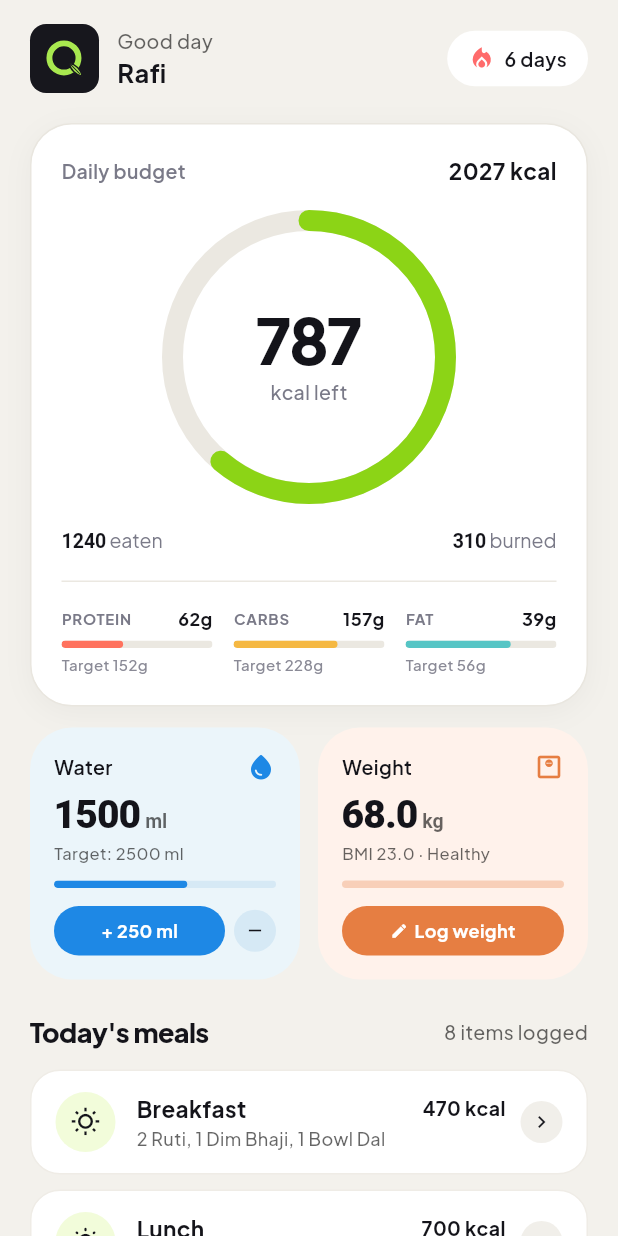
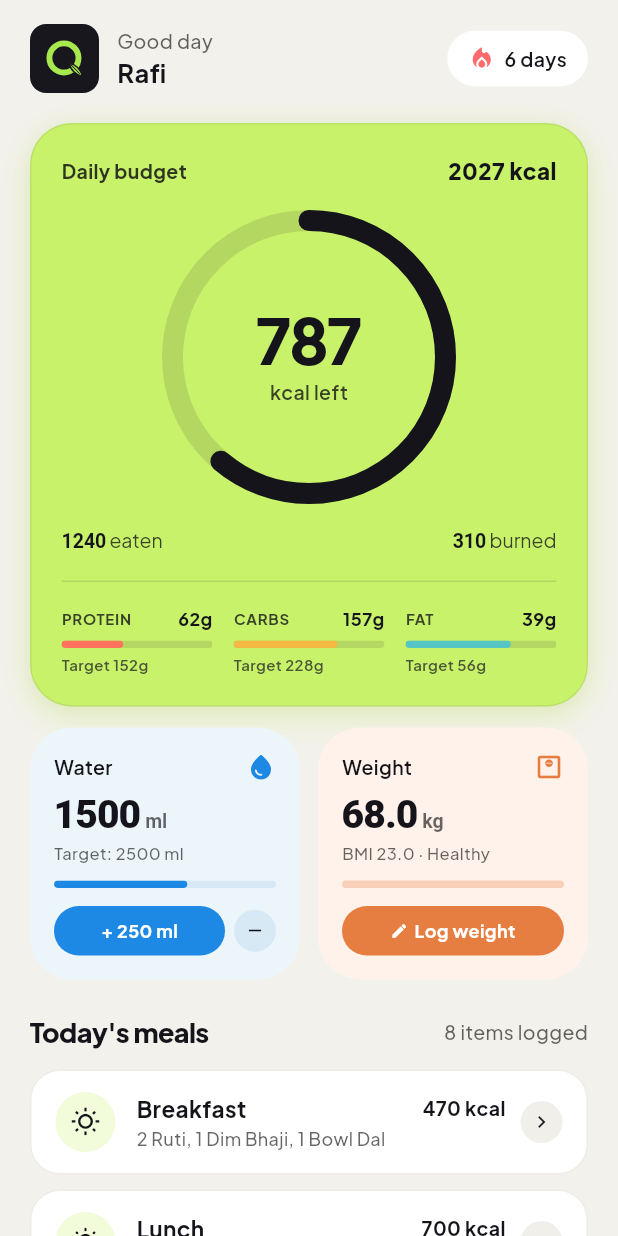
Before and after one commit to shaddhow/Caloriq, a Flutter app: the HomeScreen screen opened directly, after a tap on "+ 250 ml", on a phone screen of 412 x 824 dp. Run offline on Flutter 3.47's test engine with Material 3 defaults, Android fonts, the phone set to English and light mode, and no system bars; our stand-ins replace firebase_auth, firebase_core, fl_chart, google_fonts, shared_preferences; accounts and stored records are empty.

Commit message:
feat(home): apply vibrant lime hero card style and replace sparkle icon with restaurant badge in eat next card

```diff
--- a/lib/screens/home_screen.dart
+++ b/lib/screens/home_screen.dart
@@ -100,23 +100,31 @@ class HomeScreen extends StatelessWidget {
               ),
               const SizedBox(height: 20),
 
-              // 2. HERO CARD (Calorie Ring + 3 Macro Progress Bars)
+              // 2. VIBRANT HERO CARD (Daily Budget - Tiya Lime Accent in Light Mode)
               Container(
                 width: double.infinity,
                 padding: const EdgeInsets.all(20),
                 decoration: BoxDecoration(
-                  color: isDark ? const Color(0xFF26262F) : Colors.white,
+                  color: isDark ? const Color(0xFF26262F) : AppTheme.lime,
                   borderRadius: AppTheme.cardsBorderRadius,
                   border: isDark
                       ? null
-                      : Border.all(color: const Color(0xFFE9E6DF), width: 1),
+                      : Border.all(
+                          color: AppTheme.ink.withValues(alpha: 0.08),
+                          width: 1,
+                        ),
                   boxShadow: isDark
                       ? null
                       : [
                           BoxShadow(
+                            color: AppTheme.lime.withValues(alpha: 0.40),
+                            blurRadius: 20,
+                            offset: const Offset(0, 6),
+                          ),
+                          BoxShadow(
                             color: Colors.black.withValues(alpha: 0.04),
-                            blurRadius: 16,
-                            offset: const Offset(0, 4),
+                            blurRadius: 10,
+                            offset: const Offset(0, 2),
                           ),
                         ],
                 ),
@@ -129,17 +137,17 @@ class HomeScreen extends StatelessWidget {
                           'Daily budget',
                           style: TextStyle(
                             fontSize: 13,
-                            fontWeight: FontWeight.w600,
+                            fontWeight: FontWeight.w700,
                             color: isDark
                                 ? const Color(0xFF9A9AA6)
-                                : const Color(0xFF7A7A88),
+                                : const Color(0xFF2E3520),
                           ),
                         ),
                         Text(
                           '$budget kcal',
                           style: TextStyle(
                             fontSize: 15,
-                            fontWeight: FontWeight.w700,
+                            fontWeight: FontWeight.w800,
                             color: isDark ? Colors.white : AppTheme.ink,
                           ),
                         ),
@@ -166,7 +174,7 @@ class HomeScreen extends StatelessWidget {
                               fontSize: 13,
                               color: isDark
                                   ? const Color(0xFF9A9AA6)
-                                  : const Color(0xFF7A7A88),
+                                  : const Color(0xFF384227),
                             ),
                             children: [
                               TextSpan(
@@ -197,7 +205,7 @@ class HomeScreen extends StatelessWidget {
                                 fontSize: 13,
                                 color: isDark
                                     ? const Color(0xFF9A9AA6)
-                                    : const Color(0xFF7A7A88),
+                                    : const Color(0xFF384227),
                               ),
                               children: [
                                 TextSpan(
@@ -218,7 +226,7 @@ class HomeScreen extends StatelessWidget {
                     Divider(
                       color: isDark
                           ? const Color(0xFF2E2E38)
-                          : const Color(0xFFEBE8E1),
+                          : AppTheme.ink.withValues(alpha: 0.12),
                       height: 1,
                     ),
                     const SizedBox(height: 16),
@@ -343,48 +351,64 @@ class HomeScreen extends StatelessWidget {
               ),
               const SizedBox(height: 18),
 
-              // 5. "EAT NEXT" SUGGESTION CARD (Lime Accent)
+              // 5. "EAT NEXT" SUGGESTION CARD
               CustomCard(
-                backgroundColor: AppTheme.lime,
+                backgroundColor:
+                    isDark ? const Color(0xFF1F1F27) : Colors.white,
                 child: Column(
                   crossAxisAlignment: CrossAxisAlignment.start,
                   children: [
                     Row(
                       children: [
-                        const Icon(
-                          Icons.auto_awesome,
-                          size: 18,
-                          color: AppTheme.ink,
-                        ),
-                        const SizedBox(width: 8),
-                        Text(
-                          'EAT NEXT · ${suggestion.mealType.toUpperCase()}',
-                          style: const TextStyle(
-                            fontWeight: FontWeight.w700,
-                            fontSize: 12,
-                            letterSpacing: 0.6,
-                            color: AppTheme.ink,
+                        Container(
+                          padding: const EdgeInsets.symmetric(
+                              horizontal: 10, vertical: 5),
+                          decoration: BoxDecoration(
+                            color: isDark
+                                ? AppTheme.lime.withValues(alpha: 0.18)
+                                : AppTheme.lime,
+                            borderRadius: BorderRadius.circular(10),
+                          ),
+                          child: Row(
+                            mainAxisSize: MainAxisSize.min,
+                            children: [
+                              Icon(
+                                Icons.restaurant_menu_rounded,
+                                size: 14,
+                                color: isDark ? AppTheme.lime : AppTheme.ink,
+                              ),
+                              const SizedBox(width: 6),
+                              Text(
+                                'EAT NEXT · ${suggestion.mealType.toUpperCase()}',
+                                style: TextStyle(
+                                  fontWeight: FontWeight.w700,
+                                  fontSize: 11,
+                                  letterSpacing: 0.6,
+                                  color: isDark ? AppTheme.lime : AppTheme.ink,
+                                ),
+                              ),
+                            ],
                           ),
                         ),
                       ],
                     ),
-                    const SizedBox(height: 10),
+                    const SizedBox(height: 12),
                     Text(
                       suggestion.title,
-                      style: const TextStyle(
-                        fontSize: 22,
-                        fontWeight: FontWeight.w700,
-                        color: AppTheme.ink,
-                        letterSpacing: -0.3,
+                      style: TextStyle(
+                        fontSize: 20,
+                        fontWeight: FontWeight.w800,
+                        color: isDark ? Colors.white : AppTheme.ink,
+                        letterSpacing: -0.4,
                       ),
                     ),
                     const SizedBox(height: 4),
                     Text(
                       suggestion.subtitle,
-                      style: const TextStyle(
+                      style: TextStyle(
                         fontSize: 13,
-                        fontWeight: FontWeight.w500,
-                        color: Color(0xB314141A),
+                        fontWeight: FontWeight.w600,
+                        color: Theme.of(context).hintColor,
                       ),
                     ),
                     const SizedBox(height: 16),
@@ -438,7 +462,7 @@ class HomeScreen extends StatelessWidget {
                   letterSpacing: 0.5,
                   color: isDark
                       ? const Color(0xFF9A9AA6)
-                      : const Color(0xFF7A7A88),
+                      : const Color(0xFF384227),
                 ),
               ),
               Text(
@@ -461,7 +485,7 @@ class HomeScreen extends StatelessWidget {
                   width: double.infinity,
                   color: isDark
                       ? const Color(0xFF2E2E38)
-                      : const Color(0xFFEBE8E1),
+                      : AppTheme.ink.withValues(alpha: 0.12),
                 ),
                 FractionallySizedBox(
                   widthFactor: progress,
@@ -481,10 +505,10 @@ class HomeScreen extends StatelessWidget {
             'Target ${target}g',
             style: TextStyle(
               fontSize: 10,
-              fontWeight: FontWeight.w500,
+              fontWeight: FontWeight.w600,
               color: isDark
                   ? const Color(0xFF7A7A88)
-                  : const Color(0xFF8A8A96),
+                  : const Color(0xFF4C5835),
             ),
           ),
         ],
@@ -1174,12 +1198,12 @@ class _CalorieRingState extends State<_CalorieRing>
                     style: TextStyle(
                       fontFamily: 'Plus Jakarta Sans',
                       fontSize: 13,
-                      fontWeight: FontWeight.w500,
+                      fontWeight: FontWeight.w600,
                       color: isSurplus
                           ? AppTheme.coral
                           : (widget.isDark
                               ? const Color(0xFF9A9AA6)
-                              : const Color(0xFF7A7A88)),
+                              : const Color(0xFF384227)),
                     ),
                   ),
                 ],
@@ -1215,7 +1239,9 @@ class _CalorieRingPainter extends CustomPainter {
 
     // Background Track
     final trackPaint = Paint()
-      ..color = isDark ? const Color(0xFF2A2A33) : const Color(0xFFEBE8E1)
+      ..color = isDark
+          ? const Color(0xFF2A2A33)
+          : AppTheme.ink.withValues(alpha: 0.12)
       ..style = PaintingStyle.stroke
       ..strokeWidth = strokeWidth
       ..strokeCap = StrokeCap.round;
@@ -1233,7 +1259,7 @@ class _CalorieRingPainter extends CustomPainter {
     final activePaint = Paint()
       ..color = isSurplus
           ? AppTheme.coral
-          : (isDark ? AppTheme.lime : const Color(0xFF8CD416))
+          : (isDark ? AppTheme.lime : AppTheme.ink)
       ..style = PaintingStyle.stroke
       ..strokeWidth = strokeWidth
       ..strokeCap = StrokeCap.round;
```
